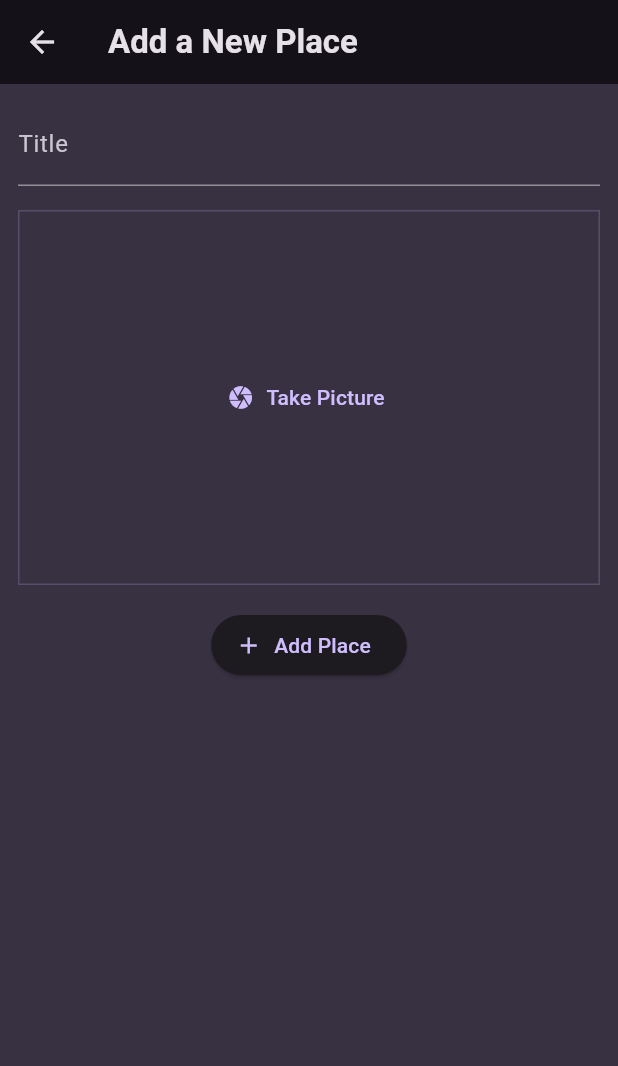
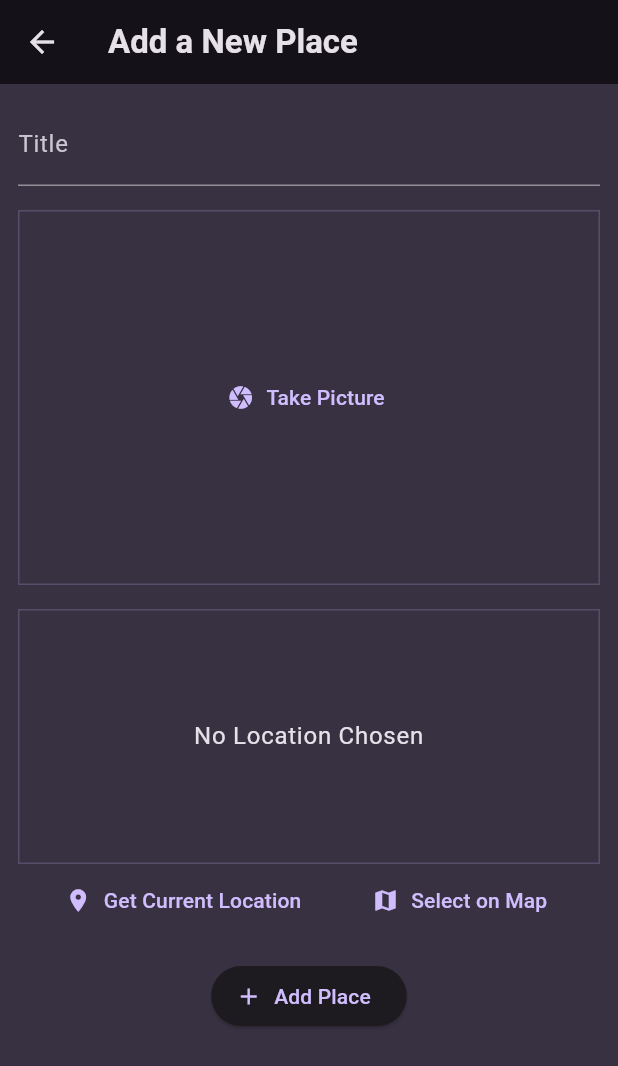
Before and after one commit to karanpatel0608/Memorable-Locations, a Flutter app: the AddPlaceScreen screen opened directly, on a phone screen of 412 x 824 dp. Shown: the top 1066 px of the screen. Run offline on Flutter 3.47's test engine with Material 3 defaults, Android fonts, the phone set to English and light mode, and no system bars; our stand-ins replace flutter_riverpod, google_fonts, image_picker, location.

Commit message:
User Location getting

```diff
--- a/lib/models/place.dart
+++ b/lib/models/place.dart
@@ -1,11 +1,12 @@
 import 'package:uuid/uuid.dart';
+import 'dart:io';
 
 const uuid = Uuid();
 
-class Place{
-  Place({required this.title}) : id= uuid.v4()  ;
+class Place {
+  Place({required this.title, required this.image}) : id = uuid.v4();
 
   final String id;
   final String title;
-
+  final File image;
 }
--- a/lib/providers/user_places.dart
+++ b/lib/providers/user_places.dart
@@ -1,14 +1,14 @@
 import 'package:flutter_riverpod/flutter_riverpod.dart';
 import 'package:favorite_places/models/place.dart';
-
+import 'dart:io';
 class UserPlacesNotifier extends StateNotifier<List<Place>> {
   // We are extending the StateNotifier class and passing a list of places as the type argument
   //super() is used to call the constructor of the parent class
   // here parent class is StateNotifier<List<Place>> and we are passing an empty list of places to the constructor
   UserPlacesNotifier() : super([]); //initial value is an empty list of places
 
-  void addPlace(String title) {
-    final newPlace = Place(title: title);
+  void addPlace(String title, File image ) {
+    final newPlace = Place(title: title, image: image );
     state = [newPlace, ...state];
   }
 }
--- a/lib/screens/add_place.dart
+++ b/lib/screens/add_place.dart
@@ -1,7 +1,9 @@
 import 'package:favorite_places/providers/user_places.dart';
 import 'package:favorite_places/widgets/image_input.dart';
+import 'package:favorite_places/widgets/location_input.dart';
 import 'package:flutter/material.dart';
 import 'package:flutter_riverpod/flutter_riverpod.dart';
+import 'dart:io';
 
 class AddPlaceScreen extends ConsumerStatefulWidget {
   const AddPlaceScreen({super.key});
@@ -14,15 +16,18 @@ class AddPlaceScreen extends ConsumerStatefulWidget {
 
 class _AddPlaceScreenState extends ConsumerState<AddPlaceScreen> {
   final _titleController = TextEditingController();
-
+  File? _selectedImage;
   void _savePlace() {
     final enteredTitle = _titleController.text;
 
-    if (enteredTitle.isEmpty) {
+    if (enteredTitle.isEmpty || _selectedImage == null) {
       return;
     }
 
-    ref.read(userPlacesProvider.notifier).addPlace(enteredTitle);
+    ref.read(userPlacesProvider.notifier).addPlace(
+          enteredTitle,
+          _selectedImage!,
+        );
     Navigator.of(context).pop();
   }
 
@@ -54,8 +59,16 @@ class _AddPlaceScreenState extends ConsumerState<AddPlaceScreen> {
             ),
 
             //ImageInput
-            ImageInput(),
+            ImageInput(
+              onPickImage: (image) {
+                _selectedImage = image;
+              },
+            ),
 
+            const SizedBox(
+              height: 16,
+            ),
+            LocationInput(),
             const SizedBox(
               height: 16,
             ),
--- a/lib/widgets/image_input.dart
+++ b/lib/widgets/image_input.dart
@@ -2,7 +2,9 @@ import 'package:flutter/material.dart';
 import 'package:image_picker/image_picker.dart';
 import 'dart:io';
 class ImageInput extends StatefulWidget {
-  const ImageInput({super.key});
+  const ImageInput({super.key, required this.onPickImage});
+
+  final void Function(File image) onPickImage;
 
   @override
   State<ImageInput> createState() {
@@ -26,6 +28,8 @@ class _ImageInputState extends State<ImageInput> {
     setState(() {
       _selectedImage = File(pickedImage.path);
     });
+
+    widget.onPickImage(_selectedImage!);
   }
 
   @override
--- /dev/null
+++ b/lib/widgets/location_input.dart
@@ -0,0 +1,96 @@
+import 'package:flutter/material.dart';
+import 'package:location/location.dart';
+
+class LocationInput extends StatefulWidget {
+  const LocationInput({super.key});
+
+  @override
+  State<LocationInput> createState() {
+    return _LocationInputState();
+  }
+}
+
+class _LocationInputState extends State<LocationInput> {
+  Location? _pickedLocation;
+  var _isGettingLocation = false;
+
+  void _getCurrentLocation() async {
+    Location location = Location();
+
+    bool serviceEnabled;
+    PermissionStatus permissionGranted;
+    LocationData locationData;
+
+    serviceEnabled = await location.serviceEnabled();
+    if (!serviceEnabled) {
+      serviceEnabled = await location.requestService();
+      if (!serviceEnabled) {
+        return;
+      }
+    }
+
+    permissionGranted = await location.hasPermission();
+    if (permissionGranted == PermissionStatus.denied) {
+      permissionGranted = await location.requestPermission();
+      if (permissionGranted != PermissionStatus.granted) {
+        return;
+      }
+    }
+
+    setState(() {
+      _isGettingLocation = true;
+    });
+
+    locationData = await location.getLocation();
+    setState(() {
+      // _pickedLocation = locationData;
+      _isGettingLocation = false;
+    });
+    print(locationData.latitude);
+    print(locationData.longitude);
+  }
+
+  @override
+  Widget build(BuildContext context) {
+    Widget previewContent = Text(
+      'No Location Chosen',
+      textAlign: TextAlign.center,
+      style: Theme.of(context).textTheme.bodyLarge!.copyWith(
+            color: Theme.of(context).colorScheme.onBackground,
+          ),
+    );
+    if (_isGettingLocation) {
+      previewContent = const CircularProgressIndicator();
+    }
+    return Column(
+      children: [
+        Container(
+            height: 170,
+            alignment: Alignment.center,
+            width: double.infinity,
+            decoration: BoxDecoration(
+              border: Border.all(
+                width: 1,
+                color: Theme.of(context).colorScheme.primary.withOpacity(0.2),
+              ),
+            ),
+            child: Center(
+              child: previewContent,
+            )),
+        Row(
+          mainAxisAlignment: MainAxisAlignment.spaceEvenly,
+          children: [
+            TextButton.icon(
+                onPressed: _getCurrentLocation,
+                icon: const Icon(Icons.location_on),
+                label: const Text('Get Current Location')),
+            TextButton.icon(
+                onPressed: () {},
+                icon: const Icon(Icons.map),
+                label: const Text('Select on Map')),
+          ],
+        ),
+      ],
+    );
+  }
+}
--- a/lib/widgets/places_list.dart
+++ b/lib/widgets/places_list.dart
@@ -23,6 +23,10 @@ class PlacesList extends StatelessWidget {
     return ListView.builder(
       itemCount: places.length,
       itemBuilder: (ctx, index) => ListTile(
+          leading: CircleAvatar(
+            radius: 26,
+            backgroundImage: FileImage(places[index].image),
+          ),
           title: Text(
             places[index].title,
             style: Theme.of(context)
--- a/pubspec.yaml
+++ b/pubspec.yaml
@@ -39,6 +39,7 @@ dependencies:
   uuid: ^4.4.0
   flutter_riverpod: ^2.5.1
   image_picker: ^1.1.1
+  location: ^6.0.2
 
 dev_dependencies:
   flutter_test:
```
Also changed, not shown: lib/screens/place_detail.dart (+10 -6 lines), lib/screens/places.dart (+5 -2 lines), pubspec.lock, 4 other files.
